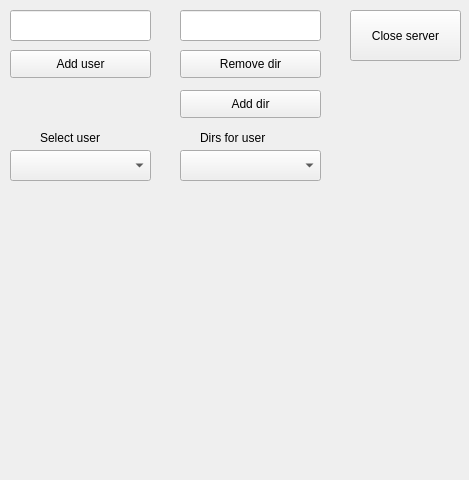
This is qt/main_qt.ui in vega-d/CatClient as Qt 5 draws it before an edit. The edited form follows.
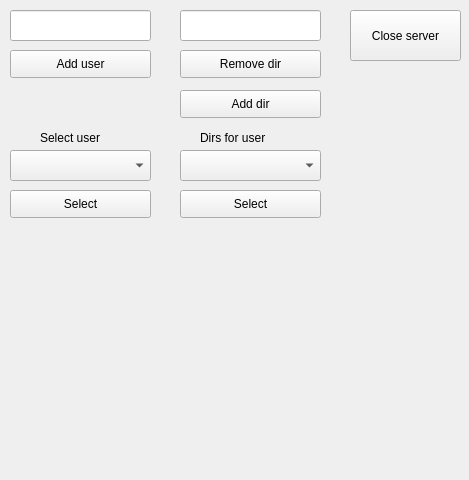
This is the edited form.

```diff
--- a/qt/main_qt.ui
+++ b/qt/main_qt.ui
@@ -131,6 +131,32 @@
     <string>Add user</string>
    </property>
   </widget>
+  <widget class="QPushButton" name="bselect_user">
+   <property name="geometry">
+    <rect>
+     <x>10</x>
+     <y>190</y>
+     <width>141</width>
+     <height>28</height>
+    </rect>
+   </property>
+   <property name="text">
+    <string>Select</string>
+   </property>
+  </widget>
+  <widget class="QPushButton" name="bselect_dir">
+   <property name="geometry">
+    <rect>
+     <x>180</x>
+     <y>190</y>
+     <width>141</width>
+     <height>28</height>
+    </rect>
+   </property>
+   <property name="text">
+    <string>Select</string>
+   </property>
+  </widget>
  </widget>
  <resources/>
  <connections/>
```
